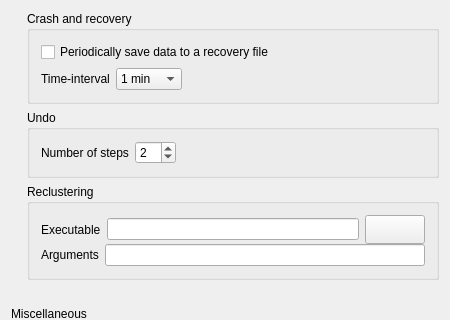
Old version of the form src/prefgenerallayout.ui in the repository iagpat/klusters2.0; both pictures show x 0 to 450 and y 0 to 320 of the 450 by 514 pixel window.
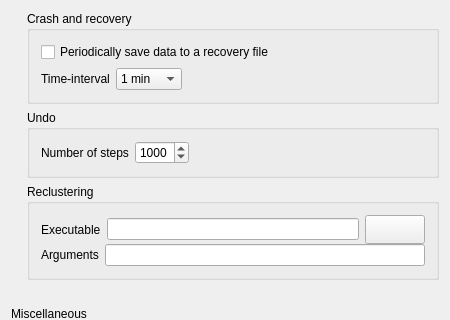
New version of the form. Custom widgets are drawn as their Qt base class.

What changed in the file:
```diff
--- a/src/prefgenerallayout.ui
+++ b/src/prefgenerallayout.ui
@@ -87,10 +87,10 @@
              <bool>true</bool>
             </property>
             <property name="maximum">
-             <number>30</number>
+             <number>2000</number>
             </property>
             <property name="value">
-             <number>2</number>
+             <number>1000</number>
             </property>
            </widget>
           </item>
```
Left out of the diff: 44 changed lines with no effect on the pictures.
